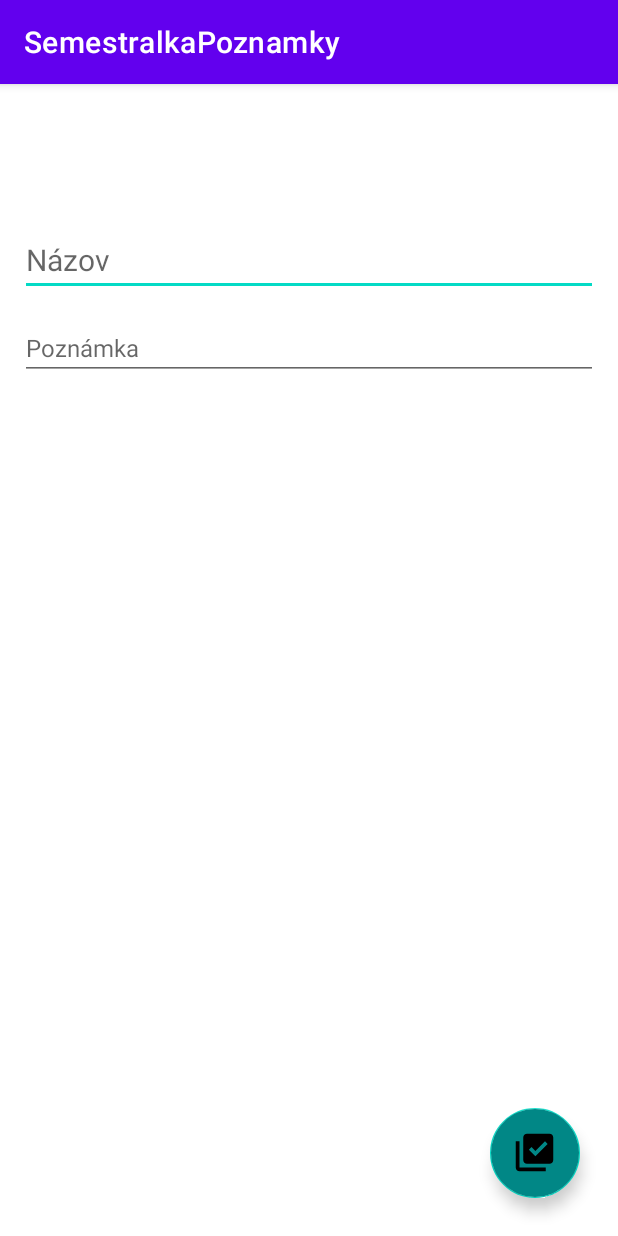
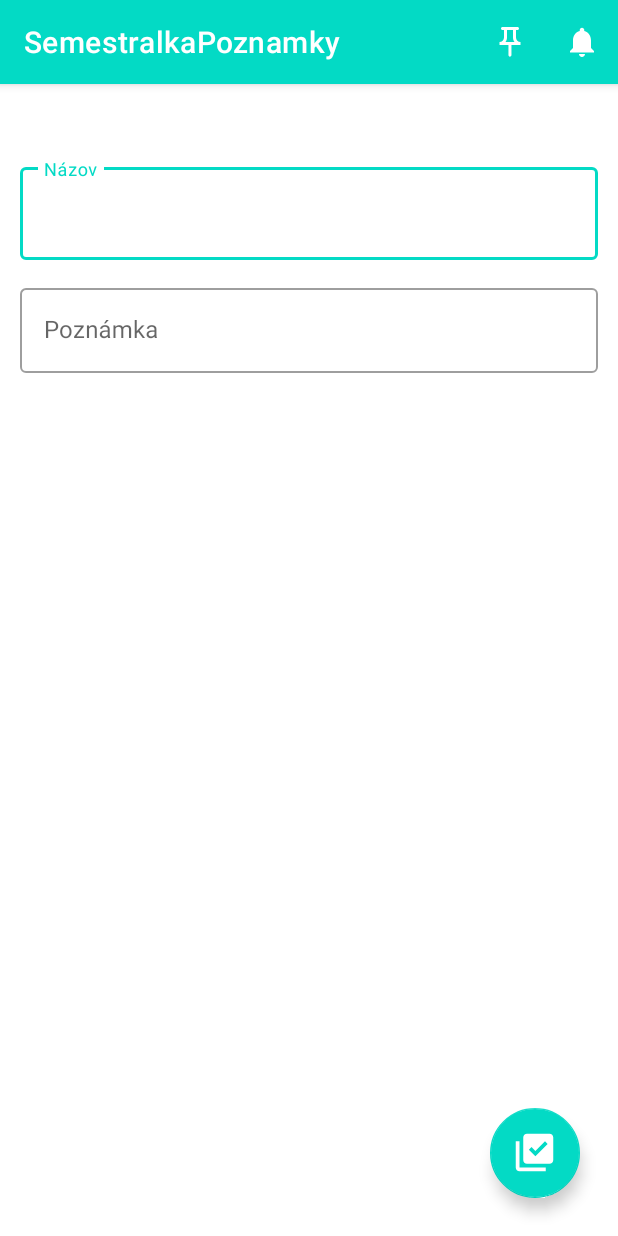
Before and after one commit to FilipMasaryk/SemestralkaPoznamky, an Android app: the fragment NoteEditorFragment shown on its own in the app's theme, on a phone screen of 412 x 824 dp. Run offline under Robolectric (Android 15) with nearby library versions, the phone set to English and light mode, and no system bars.

Commit message:
Vytvorenie fragmentu s poznamkami a fragment editovania/pridavania poznamok

```diff
--- a/app/build.gradle
+++ b/app/build.gradle
@@ -46,7 +46,6 @@ dependencies {
     implementation "com.google.android.material:material:1.5.0"
     implementation "androidx.navigation:navigation-fragment-ktx:2.4.2"
     implementation "androidx.navigation:navigation-ui-ktx:2.4.2"
-    implementation "com.google.android.material:material:1.5.0"
     testImplementation 'junit:junit:4.13.2'
     androidTestImplementation 'androidx.test.ext:junit:1.1.3'
     androidTestImplementation 'androidx.test.espresso:espresso-core:3.4.0'
--- a/app/src/main/AndroidManifest.xml
+++ b/app/src/main/AndroidManifest.xml
@@ -11,6 +11,7 @@
         android:theme="@style/Theme.SemestralkaPoznamky">
         <activity
             android:name=".view.MainActivity"
+            android:screenOrientation="sensor"
             android:exported="true">
             <intent-filter>
                 <action android:name="android.intent.action.MAIN" />
--- a/app/src/main/java/sk/uniza/semestralkapoznamky/view/fragment/NoteEditorFragment.kt
+++ b/app/src/main/java/sk/uniza/semestralkapoznamky/view/fragment/NoteEditorFragment.kt
@@ -1,15 +1,21 @@
 package sk.uniza.semestralkapoznamky.view.fragment
 
 import android.os.Bundle
-import android.view.LayoutInflater
-import android.view.View
-import android.view.ViewGroup
+import android.view.*
 import androidx.fragment.app.Fragment
+import sk.uniza.semestralkapoznamky.R
 import sk.uniza.semestralkapoznamky.databinding.FragmentNoteEditorBinding
 
 class NoteEditorFragment : Fragment() {
 
     private lateinit var binding: FragmentNoteEditorBinding
+//    TODO move to viewmodel
+    private var pinChecked = false
+
+    override fun onCreate(savedInstanceState: Bundle?) {
+        super.onCreate(savedInstanceState)
+        setHasOptionsMenu(true)
+    }
 
     override fun onCreateView(
         inflater: LayoutInflater, container: ViewGroup?,
@@ -20,4 +26,29 @@ class NoteEditorFragment : Fragment() {
         return binding.root
     }
 
+    override fun onCreateOptionsMenu(menu: Menu, inflater: MenuInflater) {
+        super.onCreateOptionsMenu(menu, inflater)
+        inflater.inflate(R.menu.note_editor_menu, menu)
+        togglePinButton(menu.findItem(R.id.action_pin))
+    }
+
+    override fun onViewCreated(view: View, savedInstanceState: Bundle?) {
+        super.onViewCreated(view, savedInstanceState)
+
+    }
+    override fun onOptionsItemSelected(item: MenuItem): Boolean {
+        when(item.itemId){
+            R.id.action_pin->togglePinButton(item)
+        }
+        return super.onOptionsItemSelected(item)
+    }
+
+    private fun togglePinButton(item: MenuItem){
+        if(!pinChecked) {
+            item.setIcon(R.drawable.ic_push_pin_black_24dp)
+        } else {
+            item.setIcon(R.drawable.ic_baseline_push_pin_24)
+        }
+        pinChecked = !pinChecked
+    }
 }
--- /dev/null
+++ b/app/src/main/res/drawable/ic_push_pin_black_24dp.xml
@@ -0,0 +1,9 @@
+<vector xmlns:android="http://schemas.android.com/apk/res/android"
+    android:width="24dp"
+    android:height="24dp"
+    android:viewportWidth="24"
+    android:viewportHeight="24">
+  <path
+      android:pathData="M14,4v5c0,1.12 0.37,2.16 1,3H9c0.65,-0.86 1,-1.9 1,-3V4H14M17,2H7C6.45,2 6,2.45 6,3c0,0.55 0.45,1 1,1c0,0 0,0 0,0l1,0v5c0,1.66 -1.34,3 -3,3v2h5.97v7l1,1l1,-1v-7H19v-2c0,0 0,0 0,0c-1.66,0 -3,-1.34 -3,-3V4l1,0c0,0 0,0 0,0c0.55,0 1,-0.45 1,-1C18,2.45 17.55,2 17,2L17,2z"
+      android:fillColor="#000000"/>
+</vector>
--- a/app/src/main/res/layout/fragment_note_editor.xml
+++ b/app/src/main/res/layout/fragment_note_editor.xml
@@ -6,43 +6,64 @@
     android:layout_height="match_parent"
     tools:context=".view.fragment.NoteEditorFragment">
 
+<!--    <ImageButton-->
+<!--        android:id="@+id/toggle_pin"-->
+<!--        android:layout_width="wrap_content"-->
+<!--        android:layout_height="wrap_content"-->
+<!--        android:background="?attr/selectableItemBackgroundBorderless"-->
+<!--        android:src="@drawable/ic_baseline_push_pin_24"-->
+<!--        app:layout_constraintEnd_toEndOf="parent"-->
+<!--        app:layout_constraintTop_toTopOf="parent" />-->
+
     <com.google.android.material.floatingactionbutton.FloatingActionButton
-        android:id="@+id/fab_save"
+        android:id="@+id/fab_add"
         android:layout_width="60dp"
         android:layout_height="60dp"
         android:layout_gravity="end|bottom"
         android:layout_margin="25dp"
-        android:backgroundTint="@color/teal_700"
+        android:backgroundTint="?colorPrimary"
         android:contentDescription="@string/save_note"
         android:src="@drawable/ic_baseline_library_add_check_24"
+        app:tint="?colorOnPrimary"
         app:fabCustomSize="60dp"
         app:layout_constraintBottom_toBottomOf="parent"
         app:layout_constraintEnd_toEndOf="parent"
         app:maxImageSize="30dp" />
 
-    <EditText
+    <com.google.android.material.textfield.TextInputLayout
         android:id="@+id/nazov_poznamky"
+        style="@style/Widget.MaterialComponents.TextInputLayout.OutlinedBox"
         android:layout_width="match_parent"
         android:layout_height="wrap_content"
-        android:layout_margin="13dp"
+        android:layout_marginTop="50dp"
+        android:layout_marginLeft="13dp"
+        android:layout_marginRight="13dp"
         android:hint="@string/nazov_poznamky"
-        android:importantForAutofill="no"
-        android:inputType="text"
-        android:textSize="20sp"
-        app:layout_constraintBottom_toBottomOf="parent"
+        app:layout_constraintEnd_toEndOf="parent"
         app:layout_constraintStart_toStartOf="parent"
-        app:layout_constraintTop_toTopOf="parent"
-        app:layout_constraintVertical_bias="0.115" />
+        app:layout_constraintTop_toTopOf="parent">
 
-    <EditText
+        <com.google.android.material.textfield.TextInputEditText
+            android:layout_width="match_parent"
+            android:layout_height="wrap_content"
+            android:textSize="20sp"/>
+    </com.google.android.material.textfield.TextInputLayout>
+
+    <com.google.android.material.textfield.TextInputLayout
         android:id="@+id/popis_poznamky"
+        style="@style/Widget.MaterialComponents.TextInputLayout.OutlinedBox"
         android:layout_width="match_parent"
         android:layout_height="wrap_content"
         android:layout_margin="13dp"
         android:hint="@string/popis_poznamky"
-        android:importantForAutofill="no"
-        android:inputType="text"
-        android:textSize="16sp"
-        app:layout_constraintTop_toBottomOf="@+id/nazov_poznamky" />
+        app:layout_constraintEnd_toEndOf="parent"
+        app:layout_constraintStart_toStartOf="parent"
+        app:layout_constraintTop_toBottomOf="@+id/nazov_poznamky">
+
+        <com.google.android.material.textfield.TextInputEditText
+            android:layout_width="match_parent"
+            android:layout_height="wrap_content"
+            android:textSize="16sp"/>
+    </com.google.android.material.textfield.TextInputLayout>
 
 </androidx.constraintlayout.widget.ConstraintLayout>
--- /dev/null
+++ b/app/src/main/res/menu/note_editor_menu.xml
@@ -0,0 +1,17 @@
+<?xml version="1.0" encoding="utf-8"?>
+<menu xmlns:app="http://schemas.android.com/apk/res-auto"
+    xmlns:android="http://schemas.android.com/apk/res/android">
+    <item
+        android:id="@+id/action_pin"
+        android:icon="@drawable/ic_baseline_push_pin_24"
+        android:title="@string/action_pin"
+        app:iconTint="?colorOnPrimary"
+        app:showAsAction="ifRoom" />
+    <item
+        android:id="@+id/action_notification"
+        android:title="@string/action_notification"
+        app:iconTint="?colorOnPrimary"
+        android:icon="@drawable/ic_baseline_notifications_24"
+        app:showAsAction="ifRoom"
+        />
+</menu>
--- a/app/src/main/res/values-night/themes.xml
+++ b/app/src/main/res/values-night/themes.xml
@@ -2,8 +2,8 @@
     <!-- Base application theme. -->
     <style name="Theme.SemestralkaPoznamky" parent="Theme.MaterialComponents.DayNight.DarkActionBar">
         <!-- Primary brand color. -->
-        <item name="colorPrimary">@color/purple_200</item>
-        <item name="colorPrimaryVariant">@color/purple_700</item>
+        <item name="colorPrimary">@color/teal_200</item>
+        <item name="colorPrimaryVariant">@color/teal_700</item>
         <item name="colorOnPrimary">@color/black</item>
         <!-- Secondary brand color. -->
         <item name="colorSecondary">@color/teal_200</item>
--- a/app/src/main/res/values/strings.xml
+++ b/app/src/main/res/values/strings.xml
@@ -6,4 +6,8 @@
     <string name="nazov_poznamky">Názov</string>
     <string name="popis_poznamky">Poznámka</string>
     <string name="save_note">savenote</string>
+    <string name="notes">Poznámky</string>
+    <string name="search">Hľadať</string>
+    <string name="action_pin">Pin</string>
+    <string name="action_notification">Notification</string>
 </resources>
--- a/app/src/main/res/values/themes.xml
+++ b/app/src/main/res/values/themes.xml
@@ -2,8 +2,8 @@
     <!-- Base application theme. -->
     <style name="Theme.SemestralkaPoznamky" parent="Theme.MaterialComponents.DayNight.DarkActionBar">
         <!-- Primary brand color. -->
-        <item name="colorPrimary">@color/purple_500</item>
-        <item name="colorPrimaryVariant">@color/purple_700</item>
+        <item name="colorPrimary">@color/teal_200</item>
+        <item name="colorPrimaryVariant">@color/teal_700</item>
         <item name="colorOnPrimary">@color/white</item>
         <!-- Secondary brand color. -->
         <item name="colorSecondary">@color/teal_200</item>
```
Also changed, not shown: app/src/main/java/sk/uniza/semestralkapoznamky/view/MainActivity.kt (+18 -1 lines), app/src/main/java/sk/uniza/semestralkapoznamky/view/fragment/ListOfNotesFragment.kt (+37 -3 lines), app/src/main/res/drawable/ic_baseline_add_24.xml (+4 -9 lines), app/src/main/res/layout/activity_main.xml (+20 -11 lines), app/src/main/res/layout/fragment_list_of_notes.xml (+2 -14 lines), app/src/main/res/menu/options_menu.xml (added, +11 -0 lines), app/src/main/res/navigation/navigation.xml (+10 -1 lines).
